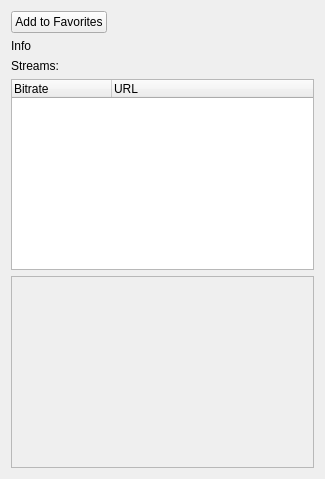
sanami/qt-music-player, file qt/info_page.ui: the form before one commit.
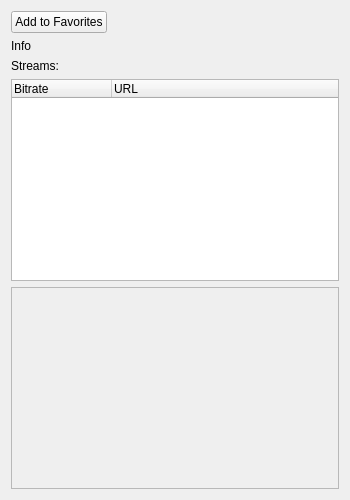
The form after the commit.

```diff
--- a/qt/info_page.ui
+++ b/qt/info_page.ui
@@ -6,8 +6,8 @@
    <rect>
     <x>0</x>
     <y>0</y>
-    <width>325</width>
-    <height>479</height>
+    <width>350</width>
+    <height>500</height>
    </rect>
   </property>
   <property name="windowTitle">
```
